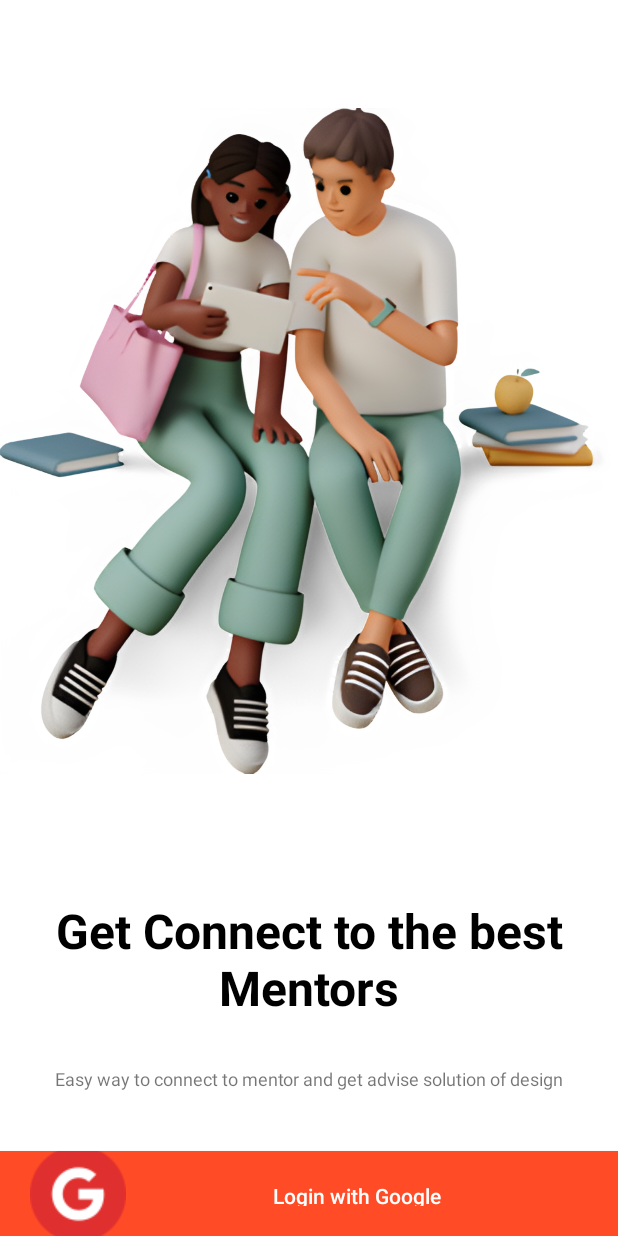
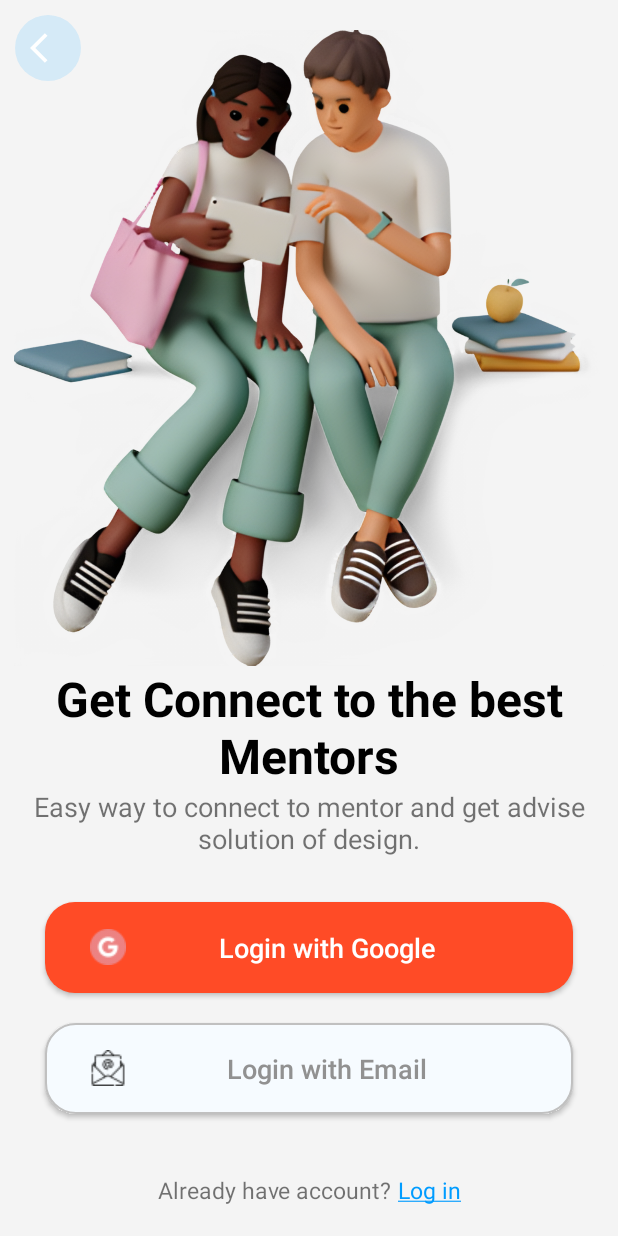
Before and after one commit to tusharsaxena01/Eduzo, an Android app: the WelcomeActivity screen opened directly, with no data from a screen before it, on a phone screen of 412 x 824 dp. Run offline under Robolectric (Android 15) with nearby library versions, the phone set to English and light mode, and no system bars; our stand-ins replace data binding.

Commit message:
welcome screen design updated

```diff
--- a/app/src/main/java/com/bitAndroid/eduzo/WelcomeActivity.java
+++ b/app/src/main/java/com/bitAndroid/eduzo/WelcomeActivity.java
@@ -2,7 +2,9 @@ package com.bitAndroid.eduzo;
 
 import androidx.appcompat.app.AppCompatActivity;
 
+import android.content.Intent;
 import android.os.Bundle;
+import android.view.View;
 
 import com.bitAndroid.eduzo.databinding.ActivityWelcomeBinding;
 
@@ -14,7 +16,35 @@ public class WelcomeActivity extends AppCompatActivity {
         binding = ActivityWelcomeBinding.inflate(getLayoutInflater());
         setContentView(binding.getRoot());
 
+        binding.ivBack.setOnClickListener(new View.OnClickListener() {
+            @Override
+            public void onClick(View v) {
+                Intent getStartedIntent = new Intent(WelcomeActivity.this, MainActivity.class);
+                startActivity(getStartedIntent);
+            }
+        });
 
+        binding.btnGoogle.setOnClickListener(new View.OnClickListener() {
+            @Override
+            public void onClick(View v) {
+                // Todo: add login with google
+            }
+        });
 
+        binding.btnEmail.setOnClickListener(new View.OnClickListener() {
+            @Override
+            public void onClick(View v) {
+                // Todo: add login with email
+            }
+        });
+
+        binding.tvLogin.setOnClickListener(new View.OnClickListener() {
+            @Override
+            public void onClick(View v) {
+                // Todo: add intent to move to login page
+//                Intent loginIntent = new Intent(WelcomeActivity.this, LoginActivity.class);
+//                startActivity(loginIntent);
+            }
+        });
     }
 }
--- /dev/null
+++ b/app/src/main/res/drawable/baseline_arrow_back_ios_24.xml
@@ -0,0 +1,5 @@
+<vector android:autoMirrored="true" android:height="24dp"
+    android:tint="#FFFFFF" android:viewportHeight="24"
+    android:viewportWidth="24" android:width="24dp" xmlns:android="http://schemas.android.com/apk/res/android">
+    <path android:fillColor="@android:color/white" android:pathData="M11.67,3.87L9.9,2.1 0,12l9.9,9.9 1.77,-1.77L3.54,12z"/>
+</vector>
--- /dev/null
+++ b/app/src/main/res/drawable/bg_round.xml
@@ -0,0 +1,5 @@
+<?xml version="1.0" encoding="utf-8"?>
+<shape xmlns:android="http://schemas.android.com/apk/res/android">
+<corners android:radius="50dp"/>
+    <solid android:color="#56ABDF"/>
+</shape>
--- /dev/null
+++ b/app/src/main/res/drawable/email_btn_round.xml
@@ -0,0 +1,6 @@
+<?xml version="1.0" encoding="utf-8"?>
+<shape xmlns:android="http://schemas.android.com/apk/res/android">
+    <corners android:radius="20dp"/>
+    <solid android:color="#f6fbff"/>
+    <stroke android:color="@color/grey" android:width="1dp"/>
+</shape>
--- /dev/null
+++ b/app/src/main/res/drawable/google_btn_round.xml
@@ -0,0 +1,5 @@
+<?xml version="1.0" encoding="utf-8"?>
+<shape xmlns:android="http://schemas.android.com/apk/res/android">
+<corners android:radius="20dp"/>
+    <solid android:color="#ff4b26"/>
+</shape>
--- a/app/src/main/res/layout/activity_welcome.xml
+++ b/app/src/main/res/layout/activity_welcome.xml
@@ -5,7 +5,8 @@
     <androidx.constraintlayout.widget.ConstraintLayout
         android:layout_width="match_parent"
         android:layout_height="match_parent"
-        tools:context=".WelcomeActivity">
+        tools:context=".WelcomeActivity"
+        android:background="#f4f4f4">
         <!--   TODO: clean the scrap code before finalizing     -->
 <!-- Idea Scraped -->
 <!--        <ImageView-->
@@ -64,6 +65,20 @@
 <!--   Idea 2     -->
         <ImageView
             android:layout_width="wrap_content"
+            android:layout_height="wrap_content"
+            android:src="@drawable/baseline_arrow_back_ios_24"
+            android:background="@drawable/bg_round"
+            android:backgroundTint="@color/grey"
+            android:backgroundTintMode="screen"
+            android:scaleType="centerCrop"
+            android:padding="10dp"
+            app:layout_constraintTop_toTopOf="parent"
+            app:layout_constraintStart_toStartOf="parent"
+            android:layout_margin="10dp"
+            android:id="@+id/ivBack"
+            />
+        <ImageView
+            android:layout_width="wrap_content"
             android:layout_height="0dp"
             android:id="@+id/ivStudents"
             android:src="@drawable/young_students"
@@ -77,7 +92,7 @@
             />
         <TextView
             android:layout_width="wrap_content"
-            android:layout_height="0dp"
+            android:layout_height="wrap_content"
             android:gravity="center"
             android:text="Get Connect to the best Mentors"
             android:textColor="@color/black"
@@ -88,34 +103,87 @@
             app:layout_constraintStart_toStartOf="parent"
             app:layout_constraintEnd_toEndOf="parent"
             app:layout_constraintBottom_toTopOf="@id/tvSlogan"
-            app:layout_constraintVertical_weight=".5"
+            android:paddingBottom="0dp"
             />
         <TextView
             android:layout_width="wrap_content"
-            android:layout_height="0dp"
+            android:layout_height="wrap_content"
             android:id="@+id/tvSlogan"
-            android:text="Easy way to connect to mentor and get advise solution of design"
-            android:textSize="12sp"
+            android:text="Easy way to connect to mentor and get advise solution of design."
+            android:textSize="18sp"
+            android:textAlignment="center"
             app:layout_constraintTop_toBottomOf="@id/tvHeading"
             app:layout_constraintStart_toStartOf="parent"
             app:layout_constraintEnd_toEndOf="parent"
-            app:layout_constraintVertical_weight=".2"
             app:layout_constraintBottom_toTopOf="@id/btnGoogle"
+            android:layout_marginStart="40dp"
+            android:layout_marginEnd="40dp"
             />
 
         <androidx.appcompat.widget.AppCompatButton
             android:layout_width="match_parent"
-            android:layout_height="0dp"
+            android:layout_height="wrap_content"
             android:id="@+id/btnGoogle"
             android:text="Login with Google"
             android:textAllCaps="false"
             android:textColor="@color/white"
-            android:background="#ff4b26"
-            android:padding="20dp"
+            android:background="@drawable/google_btn_round"
+            android:paddingHorizontal="30dp"
+            android:paddingVertical="18dp"
+            android:textSize="18sp"
             app:layout_constraintTop_toBottomOf="@id/tvSlogan"
+            app:layout_constraintBottom_toTopOf="@id/btnEmail"
+            android:drawableStart="@drawable/google_logo"
+            android:drawableTint="#66FFFFFF"
+            android:drawableTintMode="src_atop"
+            android:layout_marginStart="30dp"
+            android:layout_marginEnd="30dp"
+            android:layout_marginTop="30sp"
+            android:layout_marginBottom="20sp"
+            />
+        <androidx.appcompat.widget.AppCompatButton
+            android:layout_width="match_parent"
+            android:layout_height="wrap_content"
+            android:id="@+id/btnEmail"
+            android:text="Login with Email"
+            android:paddingHorizontal="30dp"
+            android:paddingVertical="18dp"
+            android:textSize="18sp"
+            android:textAllCaps="false"
+            android:textColor="@color/dark_grey"
+            android:background="@drawable/email_btn_round"
+            app:layout_constraintTop_toBottomOf="@id/btnGoogle"
+            app:layout_constraintVertical_weight="1"
+            android:drawableStart="@drawable/email"
+            app:layout_constraintBottom_toTopOf="@id/llLogin"
+            android:layout_marginStart="30dp"
+            android:layout_marginEnd="30dp"
+            android:layout_marginBottom="20dp"
+            />
+        <LinearLayout
+            android:layout_width="wrap_content"
+            android:layout_height="wrap_content"
+            android:id="@+id/llLogin"
+            app:layout_constraintTop_toBottomOf="@id/btnEmail"
             app:layout_constraintBottom_toBottomOf="parent"
-            app:layout_constraintVertical_weight=".2"
-            android:drawableStart="@drawable/google_logo"
-            />
+            app:layout_constraintStart_toStartOf="parent"
+            app:layout_constraintEnd_toEndOf="parent"
+            android:layout_marginVertical="20dp"
+            >
+            <TextView
+                android:layout_width="wrap_content"
+                android:layout_height="wrap_content"
+                android:text="Already have account? "
+                android:textSize="15sp"
+                />
+            <TextView
+                android:layout_width="wrap_content"
+                android:layout_height="wrap_content"
+                android:id="@+id/tvLogin"
+                android:text="@string/login_link_text"
+                android:textColor="#009cff"
+                android:textSize="15sp"
+                />
+        </LinearLayout>
     </androidx.constraintlayout.widget.ConstraintLayout>
 </layout>
--- a/app/src/main/res/values/colors.xml
+++ b/app/src/main/res/values/colors.xml
@@ -8,6 +8,7 @@
     <color name="black">#FF000000</color>
     <color name="white">#FFFFFFFF</color>
     <color name="grey">#c0c0c0</color>
+    <color name="dark_grey">#919191</color>
     <color name="btnSelected">#673AB7</color>
     <color name="btnUnselected">#673AFA</color>
 </resources>
--- a/app/src/main/res/values/strings.xml
+++ b/app/src/main/res/values/strings.xml
@@ -1,5 +1,6 @@
 <resources>
     <string name="app_name">Eduzo</string>
     <string name="get_started">Get Started</string>
+    <string name="login_link_text"><u>Log in</u></string>
 
 </resources>
```
Also changed, not shown: app/src/main/res/drawable/email.png (added), app/src/main/res/drawable/google_logo.png.
